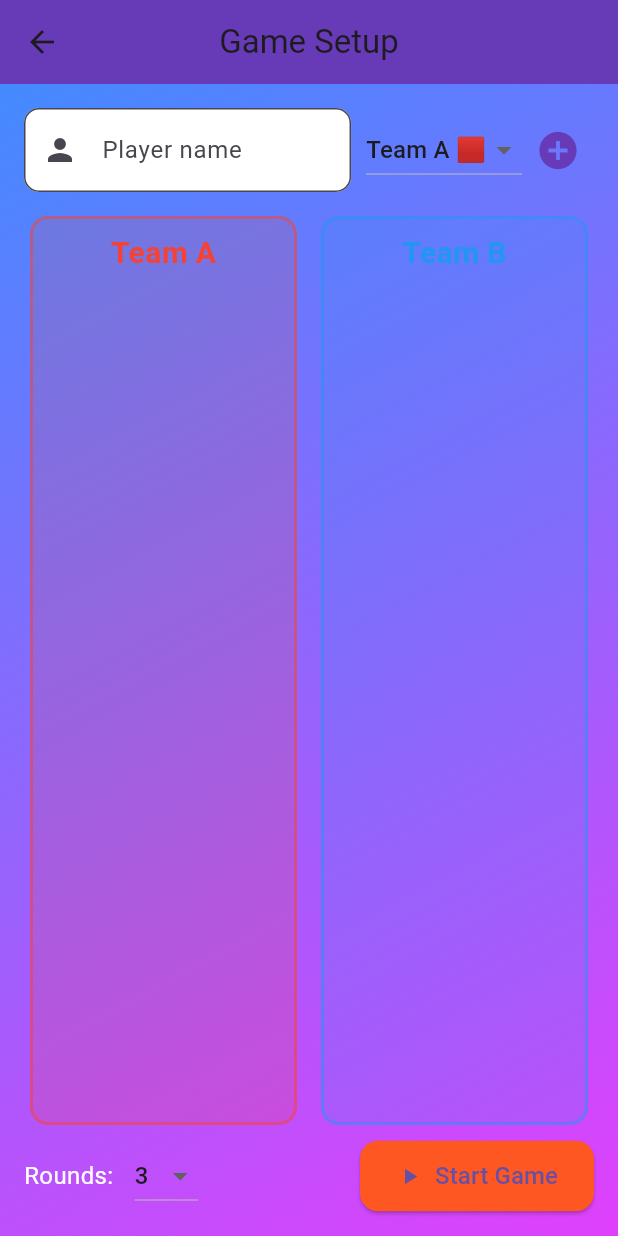
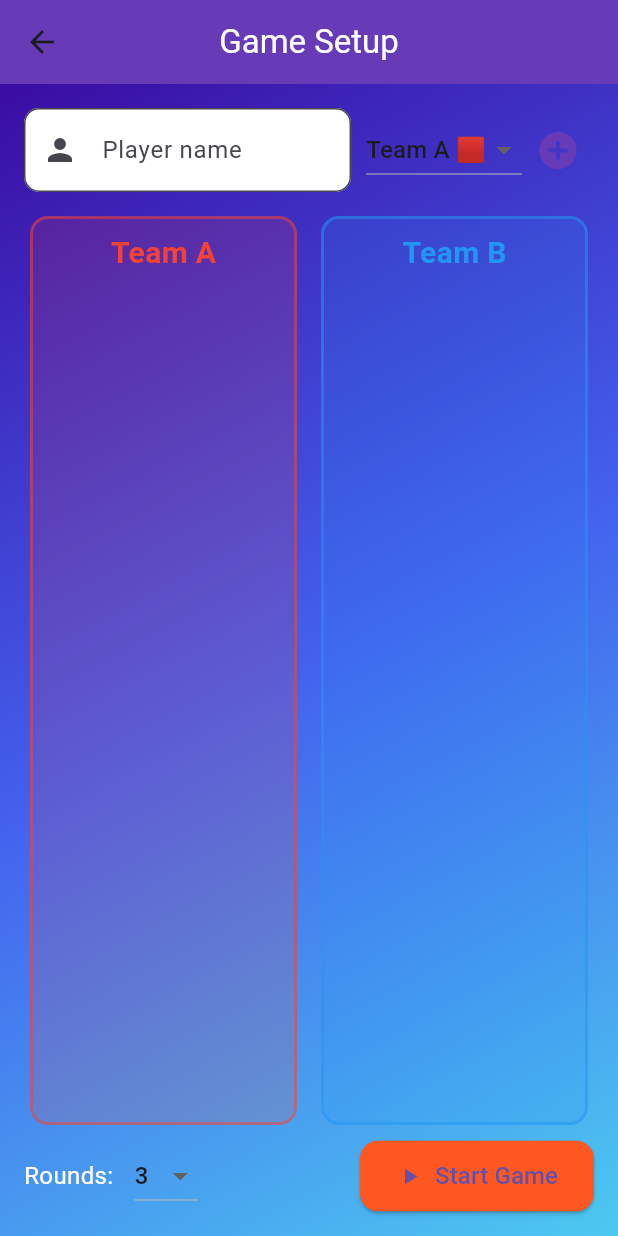
Before and after one commit to Chelove4ik2282/Dart-Flutter-, a Flutter app: the SetupPage screen opened by its route, on a phone screen of 412 x 824 dp. Run offline on Flutter 3.47's test engine with Material 3 defaults, Android fonts, the phone set to English and light mode, and no system bars; our stand-ins replace hive, hive_flutter; accounts and stored records are empty.

Commit message:
Add files via upload

```diff
--- a/lib/pages/setup_page.dart
+++ b/lib/pages/setup_page.dart
@@ -118,7 +118,7 @@ class _SetupPageState extends State<SetupPage> {
   Widget build(BuildContext context) {
     return Scaffold(
       appBar: AppBar(
-        title: const Text('Game Setup'),
+        title: const Text('Game Setup',style: TextStyle(color: Colors.white)),
         backgroundColor: Colors.deepPurple,
         centerTitle: true,
       ),
@@ -127,7 +127,7 @@ class _SetupPageState extends State<SetupPage> {
           gradient: LinearGradient(
             begin: Alignment.topLeft,
             end: Alignment.bottomRight,
-            colors: [Colors.blueAccent, Colors.purpleAccent],
+            colors: [Color(0xFF3A0CA3), Color(0xFF4361EE), Color(0xFF4CC9F0)],
           ),
         ),
         padding: const EdgeInsets.all(16),
```
